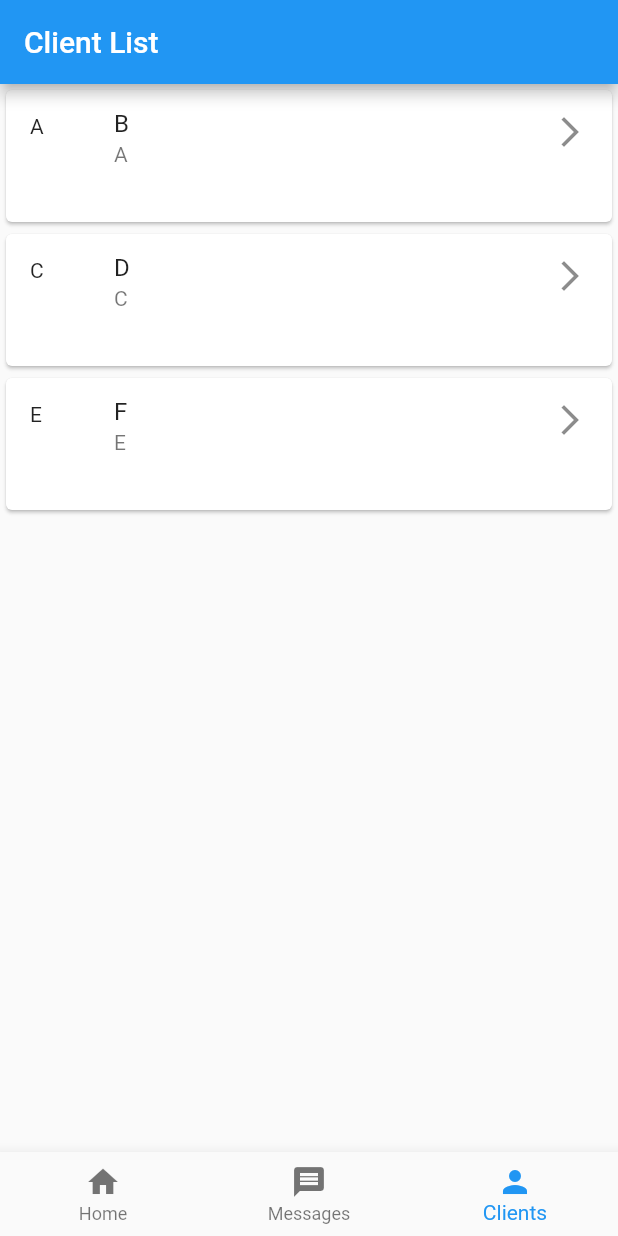
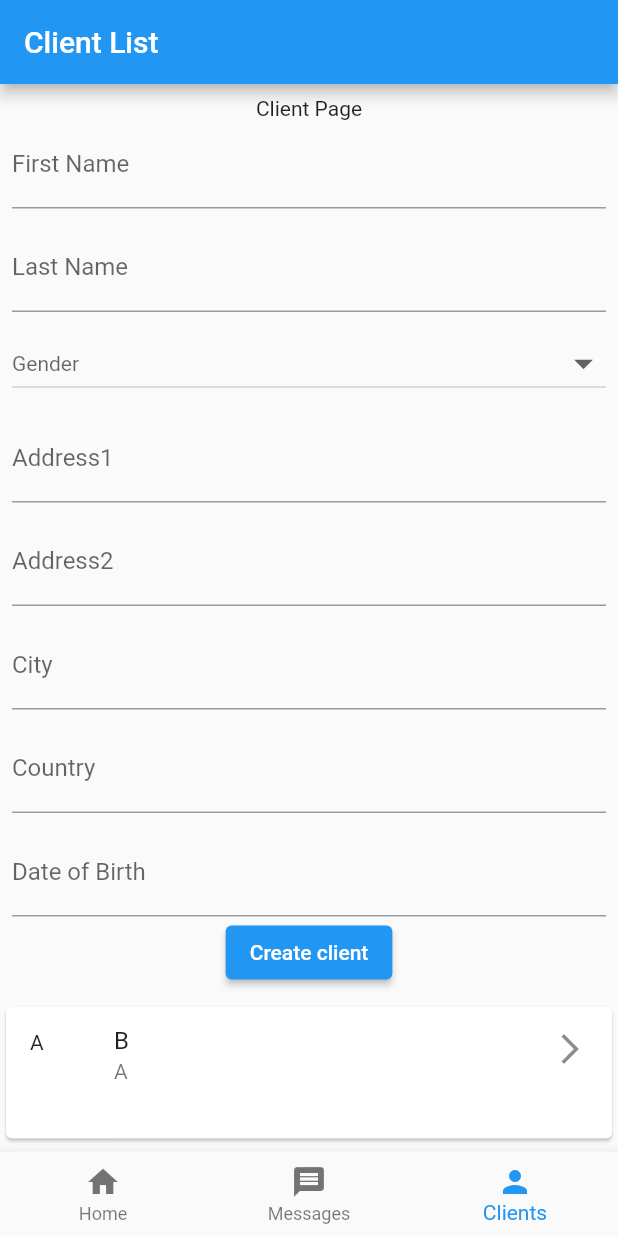
Before and after one commit to atyourcommand/wishwell, a Flutter app: the screen it shows after launch, item 3 of the bottom bar chosen, on a phone screen of 412 x 824 dp. Run offline on Flutter 3.47's test engine with Material 2 defaults, Android fonts, the phone set to English and light mode, and no system bars; drawn by our look-alikes of flutter_form_builder; our stand-ins replace form_builder_validators, shared_preferences.

Commit message:
work on TextFields

```diff
--- a/lib/client_screen.dart
+++ b/lib/client_screen.dart
@@ -1,4 +1,5 @@
 import 'package:flutter/material.dart';
+import 'package:intl/intl.dart';
 import 'package:wishwell/form_validator.dart';
 import 'package:wishwell/shared_preferences.dart';
 import 'package:wishwell/client_page.dart';
@@ -7,7 +8,8 @@ import 'package:flutter_form_builder/flutter_form_builder.dart';
 import 'package:form_builder_validators/form_builder_validators.dart';
 
 class ClientScreen extends StatefulWidget {
-  const ClientScreen({super.key});
+  const ClientScreen({Key? key}) : super(key: key);
+
   @override
   State<ClientScreen> createState() => ClientScreenState();
 }
@@ -17,14 +19,24 @@ class ClientScreenState extends State<ClientScreen> {
   final _formKey = GlobalKey<FormBuilderState>();
   late TextEditingController _firstNameController;
   late TextEditingController _lastNameController;
+  late TextEditingController _gender;
+  late TextEditingController _address1;
+  late TextEditingController _address2;
+  late TextEditingController _city;
+  late TextEditingController _country;
+  late TextEditingController _dob;
+  String? _dropDownValue;
   late Future<List<Client>> clientsFuture; //NEW
 
   @override
   Widget build(BuildContext context) => Scaffold(
         appBar: AppBar(title: const Text("Client List")),
-        body:
-
-            //buildForm(context),
+        body: SizedBox(
+          height: MediaQuery.of(context).size.height,
+          child: SingleChildScrollView(
+            child: Column(
+              children: [
+                buildForm(context),
                 FutureBuilder<List<Client>>(
                   future: AllData.getClientData(context),
                   builder: (context, snapshot) {
@@ -35,12 +47,17 @@ class ClientScreenState extends State<ClientScreen> {
                         return const Center(child: CircularProgressIndicator());
                       default:
                         if (snapshot.hasError) {
-                  return const Center(child: Text('Some error occurred'));
+                          return const Center(
+                              child: Text('Some error occurred'));
                         } else {
                           return buildClients(clients!);
                         }
                     }
                   },
+                ),
+              ],
+            ),
+          ),
         ),
       );
 
@@ -63,13 +80,20 @@ class ClientScreenState extends State<ClientScreen> {
             ),
           );
         },
+        shrinkWrap: true,
+        physics: NeverScrollableScrollPhysics(),
       );
 
   @override
   initState() {
     _firstNameController = TextEditingController();
     _lastNameController = TextEditingController();
-
+    _gender = TextEditingController();
+    _address1 = TextEditingController();
+    _address2 = TextEditingController();
+    _city = TextEditingController();
+    _country = TextEditingController();
+    _dob = TextEditingController();
     super.initState();
     //clientsFuture = getClients();
   }
@@ -85,6 +109,12 @@ class ClientScreenState extends State<ClientScreen> {
   void dispose() {
     _firstNameController.dispose();
     _lastNameController.dispose();
+    _gender.dispose();
+    _address1.dispose();
+    _address2.dispose();
+    _city.dispose();
+    _country.dispose();
+    _dob.dispose();
     super.dispose();
   }
 
@@ -92,6 +122,12 @@ class ClientScreenState extends State<ClientScreen> {
 
   final String firstName = 'firstName';
   final String lastName = 'lastName';
+  final String gender = 'Gender';
+  final String address = 'Address1';
+  final String address1 = 'Address2';
+  final String city = 'City';
+  final String country = 'Country';
+  final String dob = 'Date of Birth';
 
   Widget buildForm(BuildContext context) {
     return FormBuilder(
@@ -105,6 +141,8 @@ class ClientScreenState extends State<ClientScreen> {
           child: Column(
             children: [
               const Text('Client Page'),
+
+              //=========frist name textFeild========//
               FormBuilderTextField(
                 controller: _firstNameController,
                 name: firstName,
@@ -112,6 +150,7 @@ class ClientScreenState extends State<ClientScreen> {
                 validator: FormBuilderValidators.required(),
                 onSaved: (val) => _clientObject['firstName'] = val ?? '',
               ),
+              //=========last name textFeild========//
               const SizedBox(height: 10),
               FormBuilderTextField(
                 controller: _lastNameController,
@@ -120,6 +159,110 @@ class ClientScreenState extends State<ClientScreen> {
                 validator: FormBuilderValidators.required(),
                 onSaved: (val) => _clientObject['lastName'] = val ?? '',
               ),
+              //===============Gender =========//
+              const SizedBox(height: 10),
+              DropdownButton(
+                  hint: _dropDownValue == null
+                      ? const Text('Gender')
+                      : Text(
+                          _dropDownValue!,
+                          style: const TextStyle(color: Colors.black38),
+                        ),
+                  isExpanded: true,
+                  iconSize: 30.0,
+                  style: const TextStyle(color: Colors.black38),
+                  items: [
+                    'Male',
+                    'Female',
+                  ].map(
+                    (val) {
+                      return DropdownMenuItem<String>(
+                        value: val,
+                        child: Text(val),
+                      );
+                    },
+                  ).toList(),
+                  onChanged: (val) {
+                    setState(
+                      () {
+                        _dropDownValue = val as String?;
+                      },
+                    );
+                  }),
+              //=========Address  textFeild========//
+              const SizedBox(height: 10),
+              FormBuilderTextField(
+                controller: _address1,
+                name: address,
+                decoration: const InputDecoration(labelText: 'Address1'),
+                validator: FormBuilderValidators.required(),
+                onSaved: (val) => _clientObject['lastName'] = val ?? '',
+              ),
+              //=========Address1  textFeild========//
+              const SizedBox(height: 10),
+              FormBuilderTextField(
+                controller: _address2,
+                name: address1,
+                decoration: const InputDecoration(labelText: 'Address2'),
+                validator: FormBuilderValidators.required(),
+                onSaved: (val) => _clientObject['lastName'] = val ?? '',
+              ),
+              //=========Address2  textFeild========//
+              const SizedBox(height: 10),
+              FormBuilderTextField(
+                controller: _city,
+                name: city,
+                decoration: const InputDecoration(labelText: 'City'),
+                validator: FormBuilderValidators.required(),
+                onSaved: (val) => _clientObject['lastName'] = val ?? '',
+              ),
+              //============city==========//
+              const SizedBox(height: 10),
+              FormBuilderTextField(
+                controller: _country,
+                name: country,
+                decoration: const InputDecoration(labelText: 'Country'),
+                validator: FormBuilderValidators.required(),
+                onSaved: (val) => _clientObject['lastName'] = val ?? '',
+              ),
+              //============country=============//
+              // FormBuilderTextField(
+              //   controller: _dob,
+              //   name: dob,
+              //   decoration: const InputDecoration(labelText: 'Date of Birth'),
+              //   validator: FormBuilderValidators.required(),
+              //   onSaved: (val) => _clientObject['lastName'] = val ?? '',
+              // ),
+
+              //============Date of birth=============//
+              const SizedBox(height: 10),
+              FormBuilderTextField(
+                controller: _dob,
+                name: lastName,
+                decoration: const InputDecoration(labelText: 'Date of Birth'),
+                validator: FormBuilderValidators.required(),
+                onSaved: (val) => _clientObject['lastName'] = val ?? '',
+                onTap: () async {
+                  DateTime? pickedDate = await showDatePicker(
+                      context: context,
+                      initialDate: DateTime.now(),
+                      firstDate: DateTime(1950),
+                      lastDate: DateTime(2100));
+
+                  if (pickedDate != null) {
+                    print(pickedDate);
+                    String formattedDate =
+                        DateFormat('yyyy-MM-dd').format(pickedDate);
+                    print(
+                        formattedDate); //formatted date output using intl package =>  2021-03-16
+                    setState(() {
+                      _dob.text =
+                          formattedDate; //set output date to TextField value.
+                    });
+                  } else {}
+                },
+              ),
+
               saveNameBtn(),
             ],
           ),
@@ -130,19 +273,11 @@ class ClientScreenState extends State<ClientScreen> {
     if (_formKey.currentState == null) {
       debugPrint('_formKey.currentState == null');
     } else if (_formKey.currentState!.validate()) {
-      // Commit the field values to their variables
       _formKey.currentState!.save();
 
-      // SAVE FORM ENTRIES TO DEVICE USER PREFERENCES
       final dataStore = ({"clients": _clientObject});
       AllData.saveJsonData(dataStore);
-      //debugPrint('Details screen create client saved as below');
       debugPrint(dataStore.toString());
-
-      //debugPrint("""
-      //The client has registered with an first name of '${_clientObject['firstName']}'
-      //and a last name of '${_clientObject['lastName']}'
-      // """);
 
       ScaffoldMessenger.of(context).showSnackBar(
         const SnackBar(content: Text('Processing Data')),
--- a/lib/details_screen.dart
+++ b/lib/details_screen.dart
@@ -7,7 +7,8 @@ import 'package:wishwell/user_model.dart';
 import 'package:shared_preferences/shared_preferences.dart';
 
 class DetailsScreen extends StatefulWidget {
-  const DetailsScreen({super.key});
+  const DetailsScreen({Key? key}) : super(key: key);
+
   @override
   State<DetailsScreen> createState() => DetailsScreenState();
 }
--- a/lib/home_screen.dart
+++ b/lib/home_screen.dart
@@ -1,7 +1,8 @@
 import 'package:flutter/material.dart';
 
 class Home extends StatefulWidget {
-  const Home({super.key});
+  const Home({Key? key}) : super(key: key);
+
   @override
   State<Home> createState() => _HomeState();
 }
--- a/lib/legatee_screen.dart
+++ b/lib/legatee_screen.dart
@@ -9,7 +9,8 @@ import 'package:flutter_form_builder/flutter_form_builder.dart';
 import 'package:form_builder_validators/form_builder_validators.dart';
 
 class LegateeScreen extends StatefulWidget {
-  const LegateeScreen({super.key});
+  const LegateeScreen({Key? key}) : super(key: key);
+
   @override
   State<LegateeScreen> createState() => LegateeScreenState();
 }
--- a/lib/nav.dart
+++ b/lib/nav.dart
@@ -4,7 +4,8 @@ import 'package:wishwell/legatee_screen.dart';
 import 'package:wishwell/client_screen.dart';
 
 class Nav extends StatefulWidget {
-  const Nav({super.key});
+  const Nav({Key? key}) : super(key: key);
+
   @override
   State<Nav> createState() => _NavState();
 }
--- a/pubspec.yaml
+++ b/pubspec.yaml
@@ -40,6 +40,7 @@ dependencies:
   shared_preferences: ^2.0.15
   flutter_form_builder: ^7.8.0
   form_builder_validators: ^8.5.0
+  intl: ^0.17.0
 
 
 dev_dependencies:
```
Also changed, not shown: pubspec.lock, 2 other files. Lines whose indentation alone changed are shown as unchanged.
